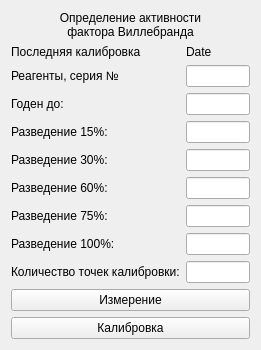
Above: choisedialog/agr2.ui from krang4d/Agrekola before the change. Below: the same form after it.
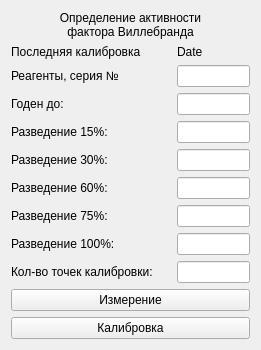
That is the form after the change.

Commit message: change window flags

```diff
--- a/choisedialog/agr2.ui
+++ b/choisedialog/agr2.ui
@@ -150,7 +150,7 @@
         </size>
        </property>
        <property name="text">
-        <string>Количество точек калибровки:</string>
+        <string>Кол-во точек калибровки:</string>
        </property>
        <property name="buddy">
         <cstring>lineEdit_14</cstring>
```
The commit also changes 5 other files.
